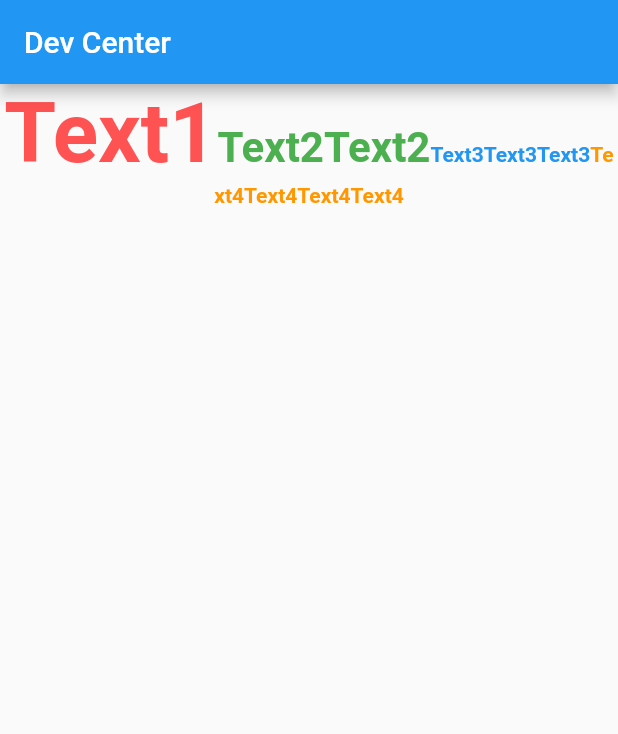
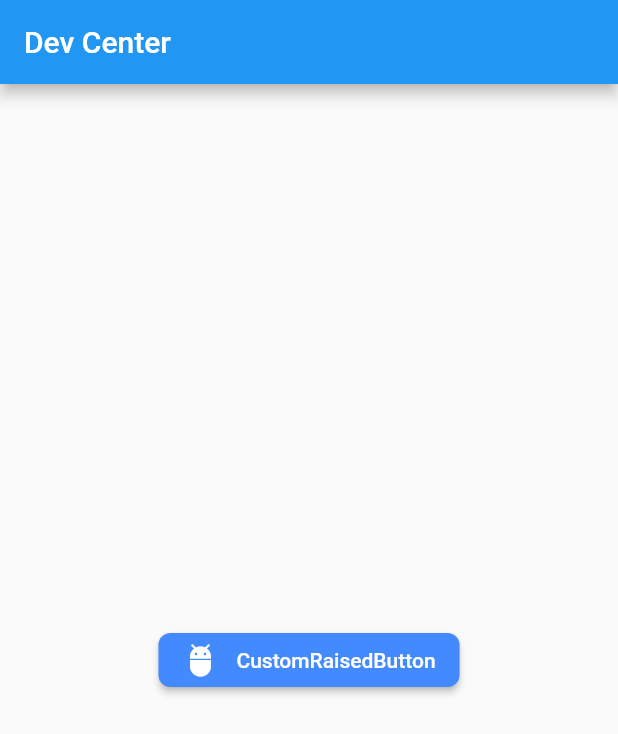
Before and after one commit to PhoenixNest/Hello-Flutter, a Flutter app: the screen it shows after launch, on a phone screen of 412 x 824 dp. Shown: the top 734 px of the screen. Run offline on Flutter 3.47's test engine with Material 2 defaults, Android fonts, the phone set to English and light mode, and no system bars.

Commit message:
Learning Flutter Day02 - Basic Widget - Button

```diff
--- a/helloflutter/lib/main.dart
+++ b/helloflutter/lib/main.dart
@@ -18,38 +18,111 @@ class MyApp extends StatelessWidget {
 class ContentWidget extends StatelessWidget {
   @override
   Widget build(BuildContext context) {
-    return Text.rich(
-      TextSpan(children: [
-        TextSpan(
-            text: "Text1",
-            style: TextStyle(
-                fontSize: 56,
-                fontWeight: FontWeight.bold,
-                color: Colors.redAccent)),
-        TextSpan(
-            text: "Text2Text2",
-            style: TextStyle(
-                fontSize: 28,
-                fontWeight: FontWeight.bold,
-                color: Colors.green)),
-        TextSpan(
-            text: "Text3Text3Text3",
-            style: TextStyle(
-                fontSize: 14,
-                fontWeight: FontWeight.bold,
-                color: Colors.blue)),
-        TextSpan(
-            text: "Text4Text4Text4Text4",
-            style: TextStyle(
-                fontSize: 14,
-                fontWeight: FontWeight.bold,
-                color: Colors.orange))
-      ]),
-      textAlign: TextAlign.center,
+    return CustomButtonDemo();
+  }
+}
+
+/// Widget - CustomButtonDemo
+class CustomButtonDemo extends StatelessWidget {
+  @override
+  Widget build(BuildContext context) {
+    return Center(
+      child: RaisedButton(
+        /// 圆角: RoundedRectangleBorder
+        shape: RoundedRectangleBorder(borderRadius: BorderRadius.circular(8)),
+        color: Colors.blueAccent,
+        child: Row(
+          mainAxisSize: MainAxisSize.min,
+          children: <Widget>[
+            Icon(
+              Icons.adb,
+              color: Colors.white,
+            ),
+            SizedBox(width: 12),
+            Text(
+              "CustomRaisedButton",
+              style: TextStyle(color: Colors.white),
+            ),
+          ],
+        ),
+        onPressed: () {
+          print("CustomRaisedButton");
+        },
+      ),
     );
   }
 }
 
+/// Widget - Button
+// class ButtonDemo extends StatelessWidget {
+//   @override
+//   Widget build(BuildContext context) {
+//     return Column(
+//       children: <Widget>[
+//         RaisedButton(
+//           child: Text("RaisedButton"),
+//           onPressed: () {
+//             print("RaisedButton");
+//           },
+//         ),
+//         FlatButton(
+//           onPressed: () {
+//             print("FlatButton");
+//           },
+//           child: Text("FlatButton"),
+//         ),
+//         FloatingActionButton(
+//           child: Text("FloatingActionButton"),
+//           onPressed: () {
+//             print("FloatingActionButton");
+//           },
+//         ),
+//         OutlineButton(
+//           child: Text("OutlineButton"),
+//           onPressed: () {
+//             print("OutlineButton");
+//           },
+//         ),
+//       ],
+//     );
+//   }
+// }
+
+/// Widget - Text.RichText
+// class TextRichDemo extends StatelessWidget {
+//   @override
+//   Widget build(BuildContext context) {
+//     return Text.rich(
+//       TextSpan(children: [
+//         TextSpan(
+//             text: "Text1",
+//             style: TextStyle(
+//                 fontSize: 56,
+//                 fontWeight: FontWeight.bold,
+//                 color: Colors.redAccent)),
+//         TextSpan(
+//             text: "Text2Text2",
+//             style: TextStyle(
+//                 fontSize: 28,
+//                 fontWeight: FontWeight.bold,
+//                 color: Colors.green)),
+//         TextSpan(
+//             text: "Text3Text3Text3",
+//             style: TextStyle(
+//                 fontSize: 14, fontWeight: FontWeight.bold, color: Colors.blue)),
+//         TextSpan(
+//             text: "Text4Text4Text4Text4",
+//             style: TextStyle(
+//                 fontSize: 14,
+//                 fontWeight: FontWeight.bold,
+//                 color: Colors.orange))
+//       ]),
+//       textAlign: TextAlign.center,
+//     );
+//   }
+// }
+
+/// Widget - Text
 // class TextDemo extends StatelessWidget {
 //   @override
 //   Widget build(BuildContext context) {
```
